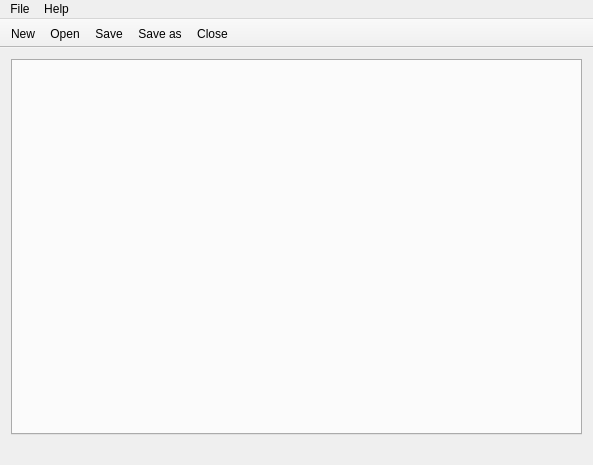
First picture: the form in qvarianteditor/mainwindow.ui, repository VaysseB/QVariantEditor, before the edit.
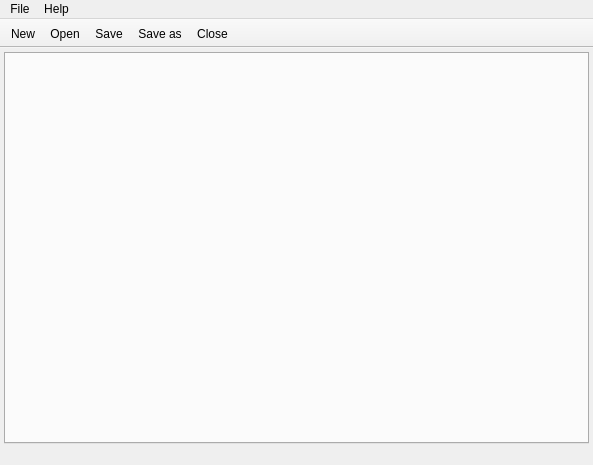
Second picture: the form after the edit. Icons and pictures are not drawn.

Commit message: mainwindow: Added cursor/status bar message when load/write

```diff
--- a/qvarianteditor/mainwindow.ui
+++ b/qvarianteditor/mainwindow.ui
@@ -12,6 +12,18 @@
   </property>
   <widget class="QWidget" name="centralWidget">
    <layout class="QVBoxLayout" name="verticalLayout">
+    <property name="leftMargin">
+     <number>4</number>
+    </property>
+    <property name="topMargin">
+     <number>4</number>
+    </property>
+    <property name="rightMargin">
+     <number>4</number>
+    </property>
+    <property name="bottomMargin">
+     <number>2</number>
+    </property>
     <item>
      <widget class="QTabWidget" name="tabWidget">
       <property name="currentIndex">
```
The commit also changes 1 other file.
